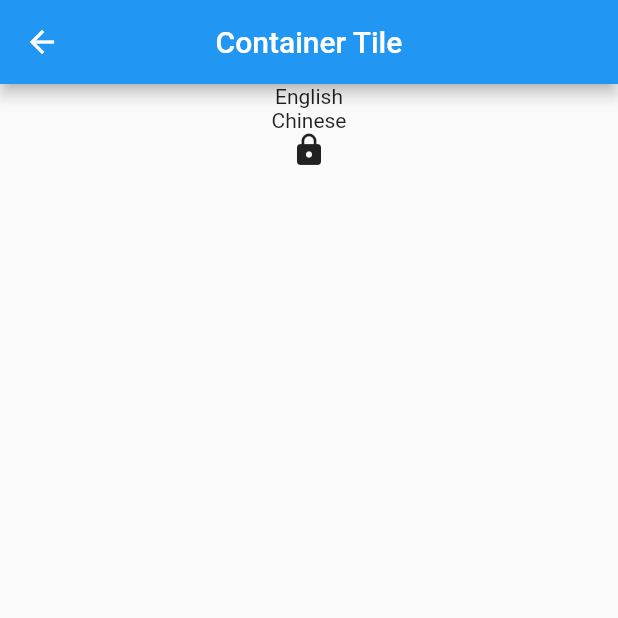
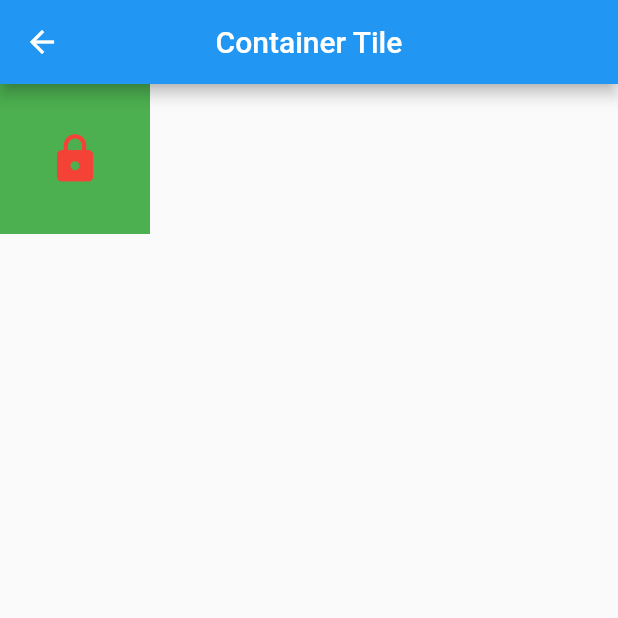
Before and after one commit to fcrawler/widget_crawler, a Flutter app: the ContainerTilePage screen opened directly, on a phone screen of 412 x 824 dp, the top half of it. Run offline on Flutter 3.47's test engine with Material 2 defaults, Android fonts, the phone set to English and light mode, and no system bars.

Commit message:
1. update container

```diff
--- a/lib/container/container_tile_page.dart
+++ b/lib/container/container_tile_page.dart
@@ -19,17 +19,39 @@ class ContainerTilePage extends StatelessWidget {
           //   color: Colors.green,
           // )
           //
-          // 2. 创建一个Container，其有两个`Text`做为child，通过`alignment`指定`child`的对齐方式。
+          // // 2. 创建一个Container，其有两个`Text`做为child，通过`alignment`指定`child`的对齐方式。
+          // Container(
+          //   alignment: Alignment.center,
+          //   child: Column(
+          //     children: <Widget>[
+          //       Text('English'),
+          //       Text('Chinese'),
+          //       Icon(Icons.lock)
+          //     ],
+          //   ),
+          // )
+          // 3. 将Alignment(0.0, 3.0)带入坐标转换公式中，可以得到Icon的实际偏移坐标为(0, 480)
+          // Center(
+          //   child: Container(
+          //     width: 240,
+          //     height: 240,
+          //     color: Colors.green,
+          //     alignment: Alignment(0.0, 3.0),
+          //     child: Icon(Icons.lock, size: 36, color: Colors.red),
+          //   ),
+          // )
+          // 4. 将FractionalOffsetFractionalOffset(0,0.5)带入坐标转换公式中，可以得到Icon实际偏移为(0, 240)
+          // Container(
+          //   width: 480,
+          //   height: 480,
+          //   color: Colors.green,
+          //   alignment: FractionalOffset(0, 0.5),
+          //   child: Icon(Icons.lock, size: 36, color: Colors.red),
+          // )
           Container(
-            alignment: Alignment.center,
-            child: Column(
-              children: <Widget>[
-                Text('English'),
-                Text('Chinese'),
-                Icon(Icons.lock)
-              ],
-            ),
-
+            color: Colors.green,
+            padding: EdgeInsets.all(32.0),
+            child: Icon(Icons.lock, size: 36, color: Colors.red),
           )
         ],
       ),
```
